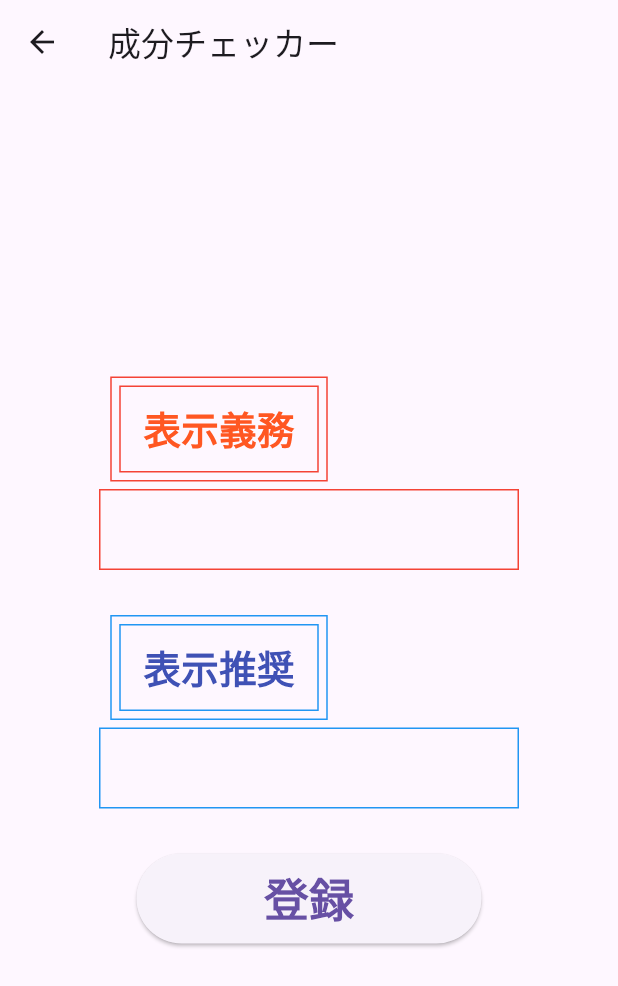
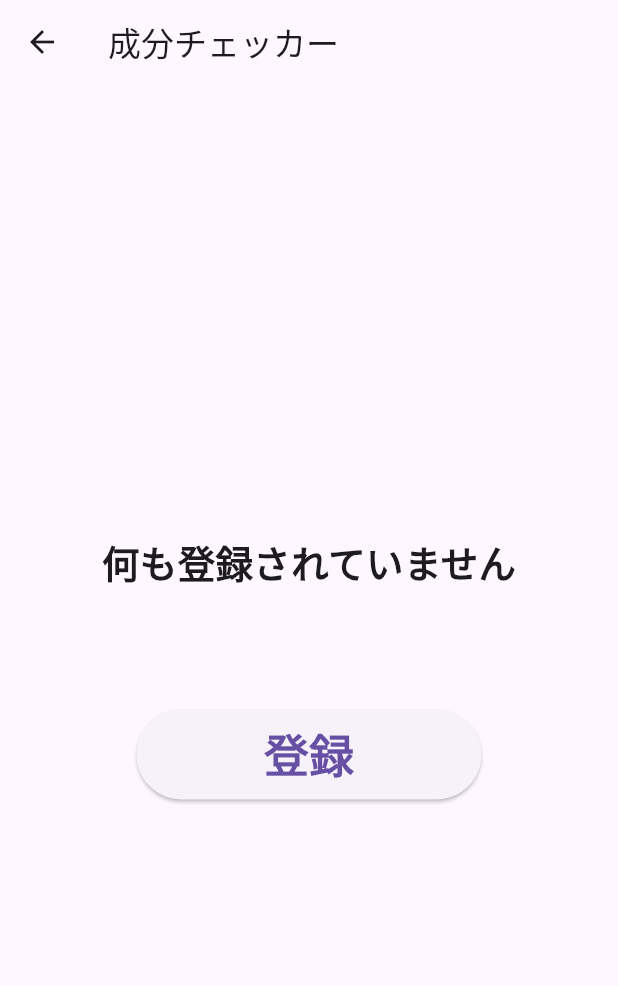
Before and after one commit to JC21-210836/sotsuken2, a Flutter app: the StateCreateUser2 screen opened directly, after a tap on "登録内容を確認", on a phone screen of 412 x 824 dp. Shown: the top 986 px of the screen. Run offline on Flutter 3.47's test engine with Material 3 defaults, Android fonts, the phone set to English and light mode, and no system bars.

Commit message:
ユーザー登録の確認画面の空欄を表示させないように修正

```diff
--- a/lib/Data/AllObligationData.dart
+++ b/lib/Data/AllObligationData.dart
@@ -1,5 +1,4 @@
 import 'package:flutter/material.dart';
-import 'package:sotsuken2/ui/Obligation_allergy.dart';
 
 
 class AllObligationData{
@@ -41,7 +40,12 @@ class AllObligationData{
     debugPrint(valueCheck.toString());
   }
 
-  String getCheckValue(){
+  List<String> getValueCheck(){
+    debugPrint("valueCheckのなかみ$valueCheck");
+    return valueCheck;
+  }
+
+  String getValueCheckString(){
     hObligation = "";
     for(int x = 0;x < valueCheck.length; x++){
       if(x == 0 || x == valueCheck.length){
--- a/lib/Data/AllRecommendationData.dart
+++ b/lib/Data/AllRecommendationData.dart
@@ -42,7 +42,11 @@ class AllRecommendationData{
     debugPrint(valueCheck2.toString());
   }
 
-  String getCheckValue2(){
+  List<String> getValueCheck2(){
+    return valueCheck2;
+  }
+
+  String getValueCheckString2(){
     hRecommendation = "";
     for(int x = 0;x < valueCheck2.length; x++){
       if(x == 0 || x == valueCheck2.length){
--- a/lib/ui/CreateUser2.dart
+++ b/lib/ui/CreateUser2.dart
@@ -160,8 +160,8 @@ class CreateUser2_Page extends State<StateCreateUser2> {
                             AllObligationData aod = AllObligationData();
                             AllRecommendationData ard = AllRecommendationData();
                             setState(() {
-                              CreateUserCheck.HObligation = aod.getCheckValue();
-                              CreateUserCheck.HRecommendation = ard.getCheckValue2();
+                              CreateUserCheck.HObligation = aod.getValueCheckString();
+                              CreateUserCheck.HRecommendation = ard.getValueCheckString2();
                             });
                             Navigator.of(context).push(
                                 MaterialPageRoute(builder: (context){
--- a/lib/ui/CreateUserCheck.dart
+++ b/lib/ui/CreateUserCheck.dart
@@ -16,6 +16,9 @@ class CreateUserCheck extends State<StateCreateUserCheck>{
   static String HObligation = "";
   static String HRecommendation = "";
 
+  AllObligationData aod = AllObligationData();
+  AllRecommendationData ard = AllRecommendationData();
+
 
   @override
   Widget build(BuildContext context){
@@ -29,11 +32,13 @@ class CreateUserCheck extends State<StateCreateUserCheck>{
                 mainAxisAlignment: MainAxisAlignment.center,
                 children:[
                   //表示義務
+                  if(aod.getValueCheck().isNotEmpty)...[
                     Container(
                       margin: const EdgeInsets.fromLTRB(0, 40, 120, 0),
                       decoration:BoxDecoration(
                           border:Border.all(color:Colors.red,width:1)
                       ),
+
                       child: Container(
                         margin:const EdgeInsets.fromLTRB(5, 5, 5, 5),
                         padding:const EdgeInsets.fromLTRB(15, 10, 15, 10),
@@ -65,8 +70,10 @@ class CreateUserCheck extends State<StateCreateUserCheck>{
                         ),
                       ),
                     ),
+                  ],
 
                   //表示推奨
+                  if(ard.getValueCheck2().isNotEmpty)...[
                     Container(
                       margin: const EdgeInsets.fromLTRB(0, 0, 120, 0),
                       decoration:BoxDecoration(
@@ -97,6 +104,49 @@ class CreateUserCheck extends State<StateCreateUserCheck>{
                         ),
                       ),
                     ),
+                  ],
+
+                  //追加成分
+                  if(ard.getValueCheck2().isNotEmpty)...[
+                    Container(
+                      margin: const EdgeInsets.fromLTRB(0, 0, 120, 0),
+                      decoration:BoxDecoration(
+                          border:Border.all(color:Colors.blue,width:1)
+                      ),
+                      child:Container(
+                        margin:const EdgeInsets.fromLTRB(5, 5, 5, 5),
+                        padding:const EdgeInsets.fromLTRB(15, 10, 15, 10),
+                        decoration:BoxDecoration(
+                            border:Border.all(color:Colors.blue,width:1)
+                        ),
+                        child:Text('表示推奨',style:TextStyle(fontSize:25,fontWeight: FontWeight.bold,color:Colors.indigo)),
+                      ),
+                    ),
+                    Container(
+                      width: 280,
+                      margin: const EdgeInsets.fromLTRB(15, 5, 15, 30),
+                      padding:const EdgeInsets.fromLTRB(25, 10, 25, 10),
+                      decoration:BoxDecoration(
+                          border:Border.all(color:Colors.blue,width:1)
+                      ),
+                      //テキスト表示させるやつがいる↓
+                      child:Text(HRecommendation,
+                        style:const TextStyle(
+                          height: 1.4,
+                          fontSize:23,
+                          fontWeight: FontWeight.bold,
+                        ),
+                      ),
+                    ),
+                  ],
+
+                  if(aod.getValueCheck().isEmpty && ard.getValueCheck2().isEmpty)...[
+                    Container(
+                      margin: const EdgeInsets.fromLTRB(10, 50, 10, 80),
+                      child:const Text('何も登録されていません',style:TextStyle(fontSize: 25,fontWeight: FontWeight.bold))
+                    ),
+                  ],
+
                   Container(
                       width:230,
                       height:60,
```
Lines whose indentation alone changed are shown as unchanged.
